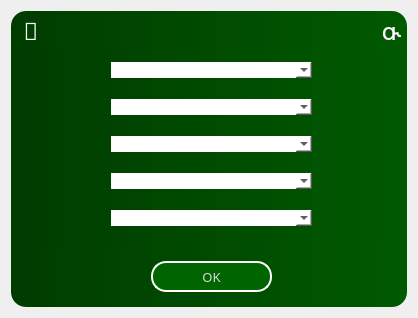
This is forms/Form2.ui in KuzMG/Notes-for-students as Qt 5 draws it before an edit. The edited form follows.
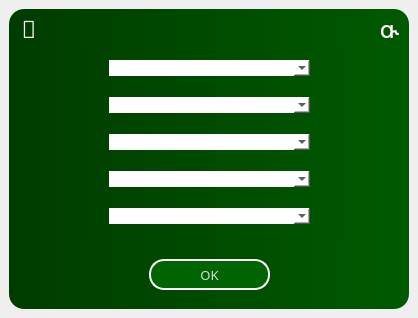
This is the edited form.

Commit message: finally two widgets in one window. YEs yes yesyesyesyesyeysyeys. kill me please

What changed in the file:
```diff
--- a/forms/Form2.ui
+++ b/forms/Form2.ui
@@ -25,9 +25,15 @@
   <property name="windowTitle">
    <string>Form</string>
   </property>
-  <layout class="QHBoxLayout" name="horizontalLayout">
-   <item>
     <widget class="QWidget" name="widget" native="true">
+   <property name="geometry">
+    <rect>
+     <x>9</x>
+     <y>9</y>
+     <width>400</width>
+     <height>300</height>
+    </rect>
+   </property>
      <property name="styleSheet">
       <string notr="true">background-color: qlineargradient(spread:pad, x1:0, y1:0, x2:1, y2:0, stop:0 rgba(0, 60, 0, 255), stop:1 rgba(0, 90, 0, 255));
 border-radius: 15px;
@@ -159,9 +165,33 @@
        </property>
        <item>
         <widget class="QComboBox" name="comboBox">
+       <property name="autoFillBackground">
+        <bool>false</bool>
+       </property>
          <property name="styleSheet">
           <string notr="true">background-color: rgb(255, 255, 255);</string>
          </property>
+       <property name="editable">
+        <bool>false</bool>
+       </property>
+       <property name="currentIndex">
+        <number>-1</number>
+       </property>
+       <property name="maxVisibleItems">
+        <number>9</number>
+       </property>
+       <property name="insertPolicy">
+        <enum>QComboBox::InsertAtBottom</enum>
+       </property>
+       <property name="sizeAdjustPolicy">
+        <enum>QComboBox::AdjustToContentsOnFirstShow</enum>
+       </property>
+       <property name="duplicatesEnabled">
+        <bool>false</bool>
+       </property>
+       <property name="frame">
+        <bool>true</bool>
+       </property>
         </widget>
        </item>
        <item>
@@ -230,8 +260,6 @@
       </property>
      </widget>
     </widget>
-   </item>
-  </layout>
  </widget>
  <resources/>
  <connections/>
```
Lines whose indentation alone changed are shown as unchanged. The commit also changes 3 other files.
